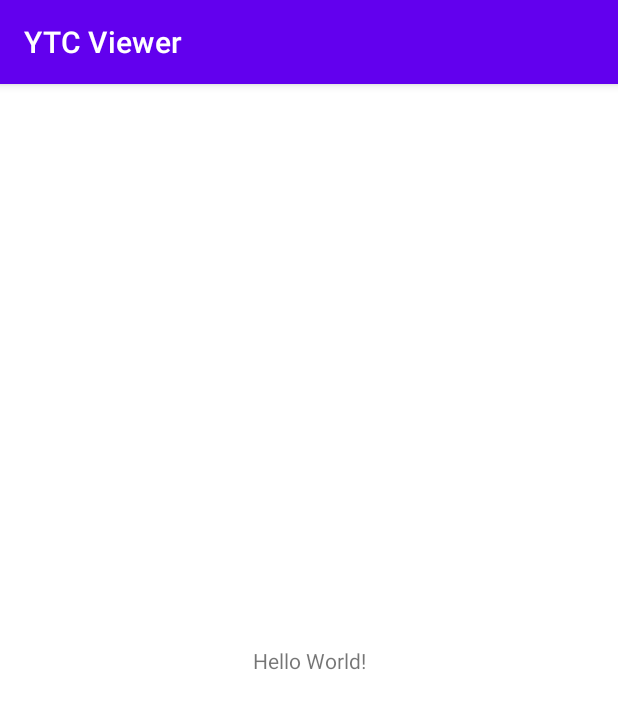
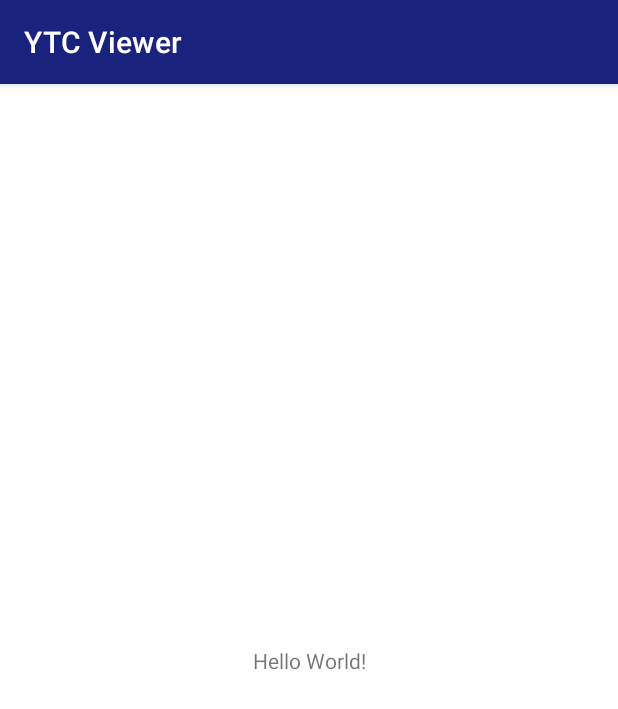
Before and after one commit to Te6lim/YTC-Viewer, an Android app: the screen it shows after launch (MainActivity), on a phone screen of 412 x 824 dp. Shown: the top 709 px of the screen. Run offline under Robolectric (Android 15) with nearby library versions, the phone set to English and light mode, and no system bars.

Commit message:
home fragment design

```diff
--- /dev/null
+++ b/app/src/main/java/com/te6lim/ytcviewer/home/HomeFragment.kt
@@ -0,0 +1,6 @@
+package com.te6lim.ytcviewer.home
+
+import androidx.fragment.app.Fragment
+
+class HomeFragment : Fragment() {
+}
--- /dev/null
+++ b/app/src/main/java/com/te6lim/ytcviewer/home/cards/CardsFragment.kt
@@ -0,0 +1,6 @@
+package com.te6lim.ytcviewer.home.cards
+
+import androidx.fragment.app.Fragment
+
+class CardsFragment : Fragment() {
+}
--- /dev/null
+++ b/app/src/main/java/com/te6lim/ytcviewer/home/gallery/GalleryFragment.kt
@@ -0,0 +1,6 @@
+package com.te6lim.ytcviewer.home.gallery
+
+import androidx.fragment.app.Fragment
+
+class GalleryFragment : Fragment() {
+}
--- /dev/null
+++ b/app/src/main/res/drawable/fade_line.xml
@@ -0,0 +1,6 @@
+<?xml version="1.0" encoding="utf-8"?>
+<shape xmlns:android="http://schemas.android.com/apk/res/android"
+    android:shape="rectangle">
+    <solid android:color="@color/fade" />
+    <size android:height="4dp" />
+</shape>
--- a/app/src/main/res/values/colors.xml
+++ b/app/src/main/res/values/colors.xml
@@ -1,10 +1,13 @@
-<?xml version="1.0" encoding="utf-8"?>
+<!--?xml version="1.0" encoding="UTF-8"?-->
 <resources>
-    <color name="purple_200">#FFBB86FC</color>
-    <color name="purple_500">#FF6200EE</color>
-    <color name="purple_700">#FF3700B3</color>
-    <color name="teal_200">#FF03DAC5</color>
-    <color name="teal_700">#FF018786</color>
-    <color name="black">#FF000000</color>
-    <color name="white">#FFFFFFFF</color>
+  <color name="primaryColor">#19227c</color>
+  <color name="primaryLightColor">#524aac</color>
+  <color name="primaryDarkColor">#00004f</color>
+  <color name="secondaryColor">#1a237e</color>
+  <color name="secondaryLightColor">#534bae</color>
+  <color name="secondaryDarkColor">#000051</color>
+  <color name="primaryTextColor">#ffffff</color>
+  <color name="secondaryTextColor">#ffffff</color>
+
+  <color name="fade">#65000000</color>
 </resources>
--- a/app/src/main/res/values/strings.xml
+++ b/app/src/main/res/values/strings.xml
@@ -1,3 +1,7 @@
 <resources>
     <string name="app_name">YTC Viewer</string>
+    <string name="app_name_alt">YTC</string>
+    <string name="cards">Cards</string>
+    <string name="gallery">Gallery</string>
+    <string name="search">Search</string>
 </resources>
--- a/app/src/main/res/values/themes.xml
+++ b/app/src/main/res/values/themes.xml
@@ -2,15 +2,16 @@
     <!-- Base application theme. -->
     <style name="Theme.YTCViewer" parent="Theme.MaterialComponents.DayNight.DarkActionBar">
         <!-- Primary brand color. -->
-        <item name="colorPrimary">@color/purple_500</item>
-        <item name="colorPrimaryVariant">@color/purple_700</item>
-        <item name="colorOnPrimary">@color/white</item>
+        <item name="colorPrimary">@color/primaryColor</item>
+        <item name="colorPrimaryVariant">@color/primaryLightColor</item>
+        <item name="colorOnPrimary">@color/primaryTextColor</item>
         <!-- Secondary brand color. -->
-        <item name="colorSecondary">@color/teal_200</item>
-        <item name="colorSecondaryVariant">@color/teal_700</item>
-        <item name="colorOnSecondary">@color/black</item>
+        <item name="colorSecondary">@color/secondaryColor</item>
+        <item name="colorSecondaryVariant">@color/secondaryLightColor</item>
+        <item name="colorOnSecondary">@color/secondaryTextColor</item>
         <!-- Status bar color. -->
         <item name="android:statusBarColor" tools:targetApi="l">?attr/colorPrimaryVariant</item>
         <!-- Customize your theme here. -->
+        <item name="colorPrimaryDark">@color/primaryDarkColor</item>
     </style>
 </resources>
```
Also changed, not shown: app/src/main/res/drawable/search_view_background.xml (added, +8 -0 lines), app/src/main/res/layout/fragment_home.xml (added, +57 -0 lines), app/src/main/res/menu/home_nav_menu.xml (added, +9 -0 lines), app/src/main/res/drawable-v24/gallery.png (added), app/src/main/res/drawable-v24/poker.png (added).
